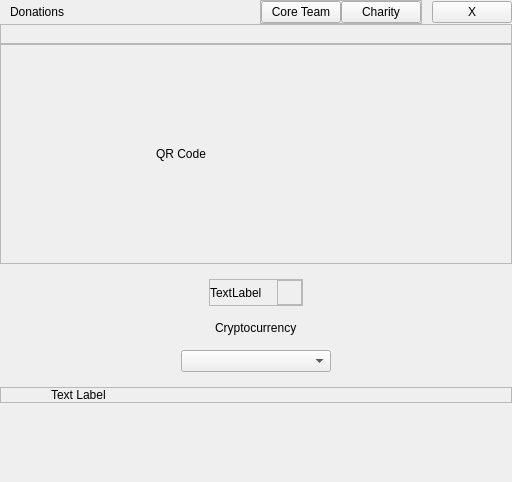
First picture: the form in desktop/ui/donations.ui, repository talonlab/hdwallet-desktop, before the edit.
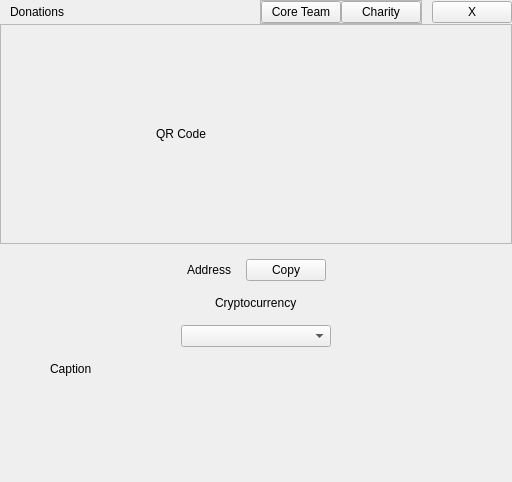
Second picture: the form after the edit. The open tabs and pages were chosen to show the change.

Commit message: Update: Caption naming update and icon to button

Patch:
```diff
--- a/desktop/ui/donations.ui
+++ b/desktop/ui/donations.ui
@@ -118,17 +118,6 @@
      </layout>
     </widget>
    </item>
-   <item>
-    <widget class="QFrame" name="frame">
-     <property name="frameShape">
-      <enum>QFrame::StyledPanel</enum>
-     </property>
-     <property name="frameShadow">
-      <enum>QFrame::Raised</enum>
-     </property>
-     <layout class="QHBoxLayout" name="horizontalLayout_10"/>
-    </widget>
-   </item>
    <item>
     <widget class="QStackedWidget" name="stackedWidget">
      <property name="currentIndex">
@@ -192,6 +181,24 @@
               </spacer>
              </item>
              <item>
+              <widget class="QFrame" name="donationQRCodeContainerQFrame">
+               <layout class="QVBoxLayout" name="verticalLayout_5">
+                <property name="spacing">
+                 <number>0</number>
+                </property>
+                <property name="leftMargin">
+                 <number>0</number>
+                </property>
+                <property name="topMargin">
+                 <number>0</number>
+                </property>
+                <property name="rightMargin">
+                 <number>0</number>
+                </property>
+                <property name="bottomMargin">
+                 <number>0</number>
+                </property>
+                <item>
               <widget class="QLabel" name="donationsQRCodeQLabel">
                <property name="minimumSize">
                 <size>
@@ -210,6 +217,9 @@
                </property>
               </widget>
              </item>
+               </layout>
+              </widget>
+             </item>
              <item>
               <spacer name="horizontalSpacer_2">
                <property name="orientation">
@@ -262,12 +272,6 @@
           </item>
           <item>
            <widget class="QFrame" name="frame_6">
-            <property name="frameShape">
-             <enum>QFrame::StyledPanel</enum>
-            </property>
-            <property name="frameShadow">
-             <enum>QFrame::Raised</enum>
-            </property>
             <layout class="QHBoxLayout" name="horizontalLayout_4">
              <property name="spacing">
               <number>15</number>
@@ -287,47 +291,15 @@
              <item>
               <widget class="QLabel" name="donationsAddressQLabel">
                <property name="text">
-                <string>TextLabel</string>
+                <string>Address</string>
                </property>
               </widget>
              </item>
              <item>
-              <widget class="QFrame" name="donationsCopyCustomQFrame">
-               <property name="minimumSize">
-                <size>
-                 <width>25</width>
-                 <height>25</height>
-                </size>
+              <widget class="QPushButton" name="donationsAddressCopyQPushButton">
+               <property name="text">
+                <string>Copy</string>
                </property>
-               <property name="maximumSize">
-                <size>
-                 <width>25</width>
-                 <height>25</height>
-                </size>
-               </property>
-               <property name="frameShape">
-                <enum>QFrame::StyledPanel</enum>
-               </property>
-               <property name="frameShadow">
-                <enum>QFrame::Raised</enum>
-               </property>
-               <layout class="QHBoxLayout" name="horizontalLayout_20">
-                <property name="spacing">
-                 <number>0</number>
-                </property>
-                <property name="leftMargin">
-                 <number>0</number>
-                </property>
-                <property name="topMargin">
-                 <number>0</number>
-                </property>
-                <property name="rightMargin">
-                 <number>0</number>
-                </property>
-                <property name="bottomMargin">
-                 <number>0</number>
-                </property>
-               </layout>
               </widget>
              </item>
             </layout>
@@ -412,7 +384,11 @@
               </widget>
              </item>
              <item>
-              <widget class="QComboBox" name="donationsCryptocurrencyQComboBox"/>
+              <widget class="QComboBox" name="donationsCryptocurrencyQComboBox">
+               <property name="placeholderText">
+                <string>Select Cryptocurrency</string>
+               </property>
+              </widget>
              </item>
             </layout>
            </widget>
@@ -435,12 +411,6 @@
        </item>
        <item>
         <widget class="QFrame" name="frame_8">
-         <property name="frameShape">
-          <enum>QFrame::StyledPanel</enum>
-         </property>
-         <property name="frameShadow">
-          <enum>QFrame::Raised</enum>
-         </property>
          <layout class="QHBoxLayout" name="horizontalLayout_17">
           <property name="spacing">
            <number>0</number>
@@ -460,13 +430,26 @@
           <item>
            <widget class="QLabel" name="donationsDetailsQLabel">
             <property name="text">
-             <string>Text Label</string>
+             <string>Caption</string>
             </property>
            </widget>
           </item>
          </layout>
         </widget>
        </item>
+       <item>
+        <spacer name="verticalSpacer_3">
+         <property name="orientation">
+          <enum>Qt::Vertical</enum>
+         </property>
+         <property name="sizeHint" stdset="0">
+          <size>
+           <width>20</width>
+           <height>40</height>
+          </size>
+         </property>
+        </spacer>
+       </item>
        <item>
         <spacer name="verticalSpacer">
          <property name="orientation">
```
Left out of the diff: 90 changed lines with no effect on the pictures. Lines whose indentation alone changed are shown as unchanged. The commit also changes 3 other files.
